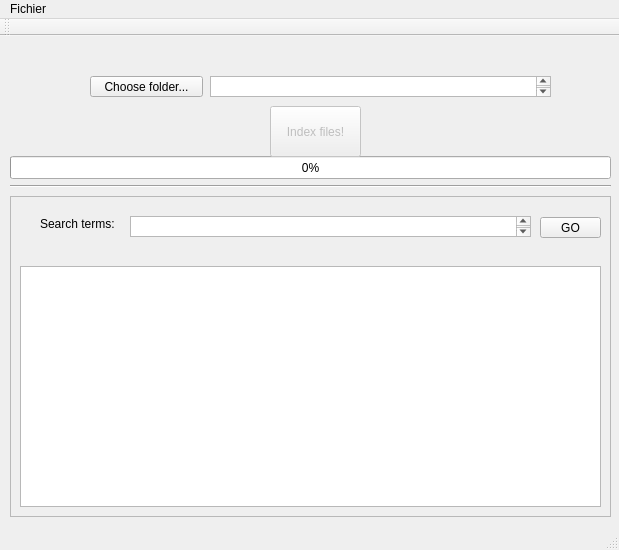
This is mainwindow.ui in patrickmoniqui/BinaryFolderIndexer as Qt 5 draws it before an edit. The edited form follows.
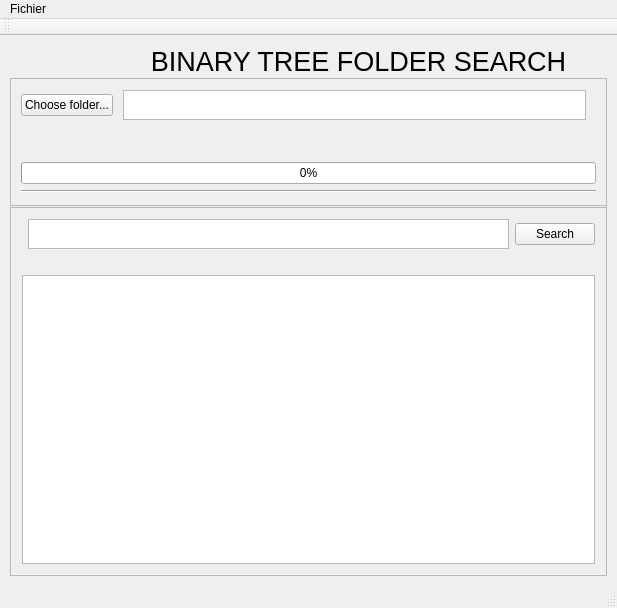
This is the edited form.

```diff
--- a/mainwindow.ui
+++ b/mainwindow.ui
@@ -6,8 +6,8 @@
    <rect>
     <x>0</x>
     <y>0</y>
-    <width>619</width>
-    <height>550</height>
+    <width>617</width>
+    <height>608</height>
    </rect>
   </property>
   <property name="windowTitle">
@@ -17,172 +17,241 @@
    <bool>false</bool>
   </property>
   <widget class="QWidget" name="centralWidget">
-   <widget class="QPushButton" name="btnChooseFolder">
-    <property name="geometry">
-     <rect>
-      <x>90</x>
-      <y>40</y>
-      <width>113</width>
-      <height>21</height>
-     </rect>
+   <property name="layoutDirection">
+    <enum>Qt::LeftToRight</enum>
+   </property>
+   <layout class="QGridLayout" name="gridLayout_3">
+    <property name="leftMargin">
+     <number>10</number>
     </property>
-    <property name="text">
-     <string>Choose folder...</string>
+    <property name="topMargin">
+     <number>10</number>
     </property>
-   </widget>
-   <widget class="QProgressBar" name="progressBar">
-    <property name="geometry">
-     <rect>
-      <x>10</x>
-      <y>120</y>
-      <width>601</width>
-      <height>23</height>
-     </rect>
+    <property name="rightMargin">
+     <number>10</number>
     </property>
-    <property name="value">
-     <number>0</number>
+    <property name="bottomMargin">
+     <number>10</number>
     </property>
-   </widget>
-   <widget class="QTextEdit" name="txtFolder">
-    <property name="geometry">
-     <rect>
-      <x>210</x>
-      <y>40</y>
-      <width>341</width>
-      <height>21</height>
-     </rect>
+    <property name="spacing">
+     <number>1</number>
     </property>
-    <property name="readOnly">
-     <bool>true</bool>
-    </property>
-   </widget>
-   <widget class="Line" name="line">
-    <property name="geometry">
-     <rect>
-      <x>10</x>
-      <y>140</y>
-      <width>601</width>
-      <height>20</height>
-     </rect>
-    </property>
-    <property name="orientation">
-     <enum>Qt::Horizontal</enum>
-    </property>
-   </widget>
-   <widget class="QPushButton" name="btnIndexFiles">
-    <property name="enabled">
-     <bool>false</bool>
-    </property>
-    <property name="geometry">
-     <rect>
-      <x>270</x>
-      <y>70</y>
-      <width>91</width>
-      <height>51</height>
-     </rect>
-    </property>
-    <property name="text">
-     <string>Index files!</string>
-    </property>
-   </widget>
-   <widget class="QFrame" name="frameSearch">
-    <property name="enabled">
-     <bool>true</bool>
-    </property>
-    <property name="geometry">
-     <rect>
-      <x>10</x>
-      <y>160</y>
-      <width>601</width>
-      <height>321</height>
-     </rect>
-    </property>
-    <property name="frameShape">
-     <enum>QFrame::StyledPanel</enum>
-    </property>
-    <property name="frameShadow">
-     <enum>QFrame::Raised</enum>
-    </property>
-    <widget class="QTextEdit" name="txtSearchFile">
-     <property name="geometry">
-      <rect>
-       <x>120</x>
-       <y>20</y>
-       <width>401</width>
-       <height>21</height>
-      </rect>
-     </property>
-    </widget>
-    <widget class="QLabel" name="label">
-     <property name="geometry">
-      <rect>
-       <x>30</x>
-       <y>20</y>
-       <width>91</width>
-       <height>16</height>
-      </rect>
-     </property>
-     <property name="text">
-      <string>Search terms:</string>
-     </property>
-    </widget>
-    <widget class="QPushButton" name="btnSearch">
-     <property name="geometry">
-      <rect>
-       <x>530</x>
-       <y>21</y>
-       <width>61</width>
-       <height>21</height>
-      </rect>
-     </property>
-     <property name="text">
-      <string>GO</string>
-     </property>
-    </widget>
-    <widget class="QLabel" name="lblNoSearchFound">
-     <property name="geometry">
-      <rect>
-       <x>120</x>
-       <y>40</y>
-       <width>401</width>
-       <height>16</height>
-      </rect>
-     </property>
-     <property name="text">
-      <string/>
-     </property>
-    </widget>
-    <widget class="QTableWidget" name="tableResult">
-     <property name="geometry">
-      <rect>
-       <x>10</x>
-       <y>70</y>
-       <width>581</width>
-       <height>241</height>
-      </rect>
-     </property>
-    </widget>
-   </widget>
-   <widget class="QLabel" name="lblNbIndexesFiles">
-    <property name="geometry">
-     <rect>
-      <x>360</x>
-      <y>90</y>
-      <width>191</width>
-      <height>16</height>
-     </rect>
-    </property>
-    <property name="text">
-     <string/>
-    </property>
-   </widget>
+    <item row="11" column="0">
+     <widget class="QFrame" name="frameSearch">
+      <property name="enabled">
+       <bool>true</bool>
+      </property>
+      <property name="frameShape">
+       <enum>QFrame::StyledPanel</enum>
+      </property>
+      <property name="frameShadow">
+       <enum>QFrame::Raised</enum>
+      </property>
+      <property name="lineWidth">
+       <number>0</number>
+      </property>
+      <layout class="QGridLayout" name="gridLayout_2">
+       <item row="3" column="0" colspan="3">
+        <widget class="QTableWidget" name="tableResult"/>
+       </item>
+       <item row="1" column="1">
+        <widget class="QTextEdit" name="txtSearchFile">
+         <property name="maximumSize">
+          <size>
+           <width>9999</width>
+           <height>30</height>
+          </size>
+         </property>
+        </widget>
+       </item>
+       <item row="1" column="2">
+        <widget class="QPushButton" name="btnSearch">
+         <property name="text">
+          <string>Search</string>
+         </property>
+        </widget>
+       </item>
+       <item row="2" column="1">
+        <widget class="QLabel" name="lblNoSearchFound">
+         <property name="text">
+          <string/>
+         </property>
+        </widget>
+       </item>
+      </layout>
+     </widget>
+    </item>
+    <item row="9" column="0">
+     <widget class="QFrame" name="frame">
+      <property name="maximumSize">
+       <size>
+        <width>16777215</width>
+        <height>128</height>
+       </size>
+      </property>
+      <property name="autoFillBackground">
+       <bool>false</bool>
+      </property>
+      <property name="frameShape">
+       <enum>QFrame::StyledPanel</enum>
+      </property>
+      <property name="frameShadow">
+       <enum>QFrame::Raised</enum>
+      </property>
+      <property name="lineWidth">
+       <number>1</number>
+      </property>
+      <property name="midLineWidth">
+       <number>1</number>
+      </property>
+      <layout class="QGridLayout" name="_2">
+       <property name="sizeConstraint">
+        <enum>QLayout::SetNoConstraint</enum>
+       </property>
+       <property name="leftMargin">
+        <number>10</number>
+       </property>
+       <property name="topMargin">
+        <number>10</number>
+       </property>
+       <property name="rightMargin">
+        <number>10</number>
+       </property>
+       <property name="bottomMargin">
+        <number>10</number>
+       </property>
+       <property name="horizontalSpacing">
+        <number>10</number>
+       </property>
+       <property name="verticalSpacing">
+        <number>5</number>
+       </property>
+       <item row="6" column="0" colspan="3">
+        <widget class="QProgressBar" name="progressBar">
+         <property name="value">
+          <number>0</number>
+         </property>
+        </widget>
+       </item>
+       <item row="1" column="1">
+        <widget class="QTextEdit" name="txtFolder">
+         <property name="minimumSize">
+          <size>
+           <width>0</width>
+           <height>20</height>
+          </size>
+         </property>
+         <property name="maximumSize">
+          <size>
+           <width>9999</width>
+           <height>30</height>
+          </size>
+         </property>
+         <property name="lineWrapColumnOrWidth">
+          <number>-1</number>
+         </property>
+         <property name="readOnly">
+          <bool>true</bool>
+         </property>
+        </widget>
+       </item>
+       <item row="1" column="0">
+        <widget class="QPushButton" name="btnChooseFolder">
+         <property name="text">
+          <string>Choose folder...</string>
+         </property>
+        </widget>
+       </item>
+       <item row="7" column="0" colspan="3">
+        <widget class="Line" name="line">
+         <property name="orientation">
+          <enum>Qt::Horizontal</enum>
+         </property>
+        </widget>
+       </item>
+       <item row="2" column="1">
+        <widget class="QLabel" name="lblNbIndexesFiles">
+         <property name="minimumSize">
+          <size>
+           <width>0</width>
+           <height>20</height>
+          </size>
+         </property>
+         <property name="maximumSize">
+          <size>
+           <width>16777215</width>
+           <height>30</height>
+          </size>
+         </property>
+         <property name="text">
+          <string/>
+         </property>
+        </widget>
+       </item>
+      </layout>
+     </widget>
+    </item>
+    <item row="0" column="0">
+     <layout class="QHBoxLayout" name="horizontalLayout" stretch="0,0">
+      <property name="spacing">
+       <number>0</number>
+      </property>
+      <item>
+       <widget class="QLabel" name="lblLogo">
+        <property name="minimumSize">
+         <size>
+          <width>10</width>
+          <height>0</height>
+         </size>
+        </property>
+        <property name="maximumSize">
+         <size>
+          <width>100</width>
+          <height>100</height>
+         </size>
+        </property>
+        <property name="text">
+         <string/>
+        </property>
+        <property name="alignment">
+         <set>Qt::AlignHCenter|Qt::AlignTop</set>
+        </property>
+        <property name="wordWrap">
+         <bool>false</bool>
+        </property>
+       </widget>
+      </item>
+      <item>
+       <widget class="QLabel" name="lblMainTitle">
+        <property name="maximumSize">
+         <size>
+          <width>16777215</width>
+          <height>100</height>
+         </size>
+        </property>
+        <property name="font">
+         <font>
+          <pointsize>20</pointsize>
+         </font>
+        </property>
+        <property name="text">
+         <string>BINARY TREE FOLDER SEARCH</string>
+        </property>
+        <property name="alignment">
+         <set>Qt::AlignCenter</set>
+        </property>
+       </widget>
+      </item>
+     </layout>
+    </item>
+   </layout>
   </widget>
   <widget class="QMenuBar" name="menuBar">
    <property name="geometry">
     <rect>
      <x>0</x>
      <y>0</y>
-     <width>619</width>
+     <width>617</width>
      <height>22</height>
     </rect>
    </property>
```
Left out of the diff: 3 changed lines with no effect on the pictures.
